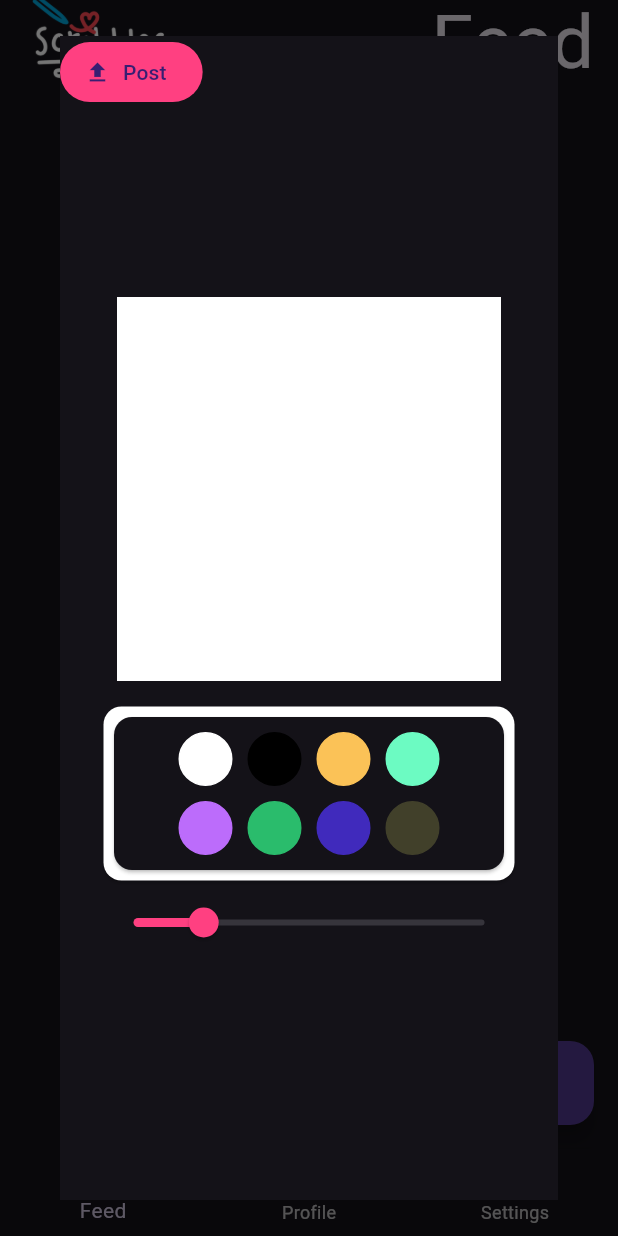
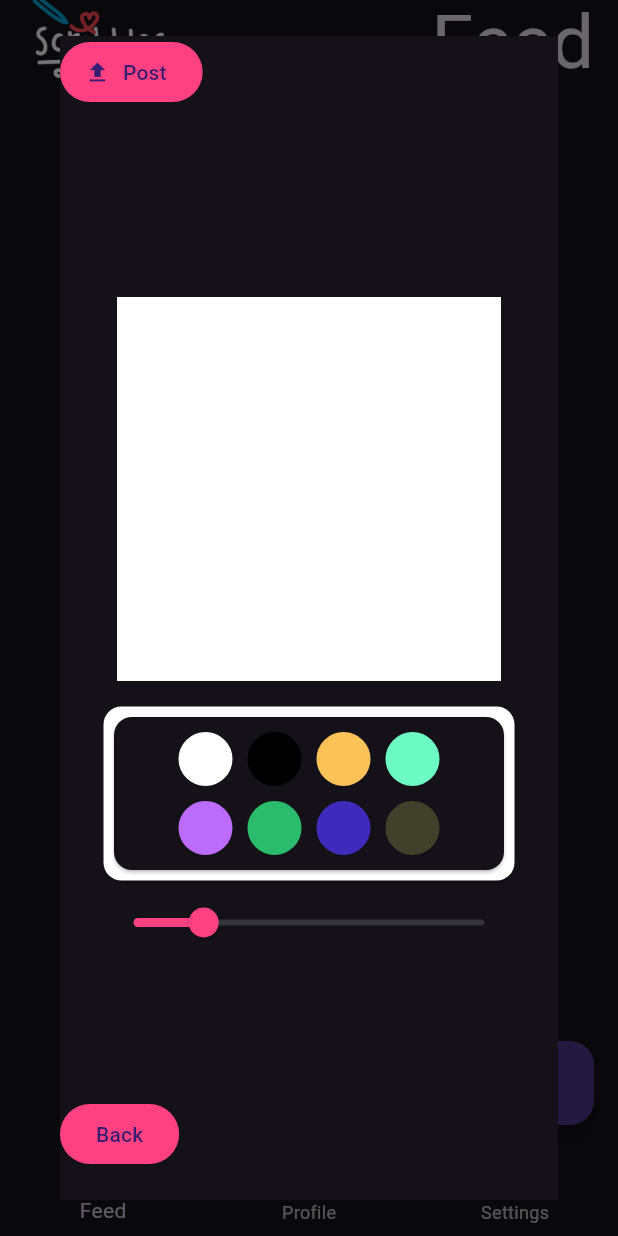
Before and after one commit to brysonddelozier/scribbles, a Flutter app: the screen it shows after launch, after a tap on the "add" icon, on a phone screen of 412 x 824 dp. Run offline on Flutter 3.47's test engine with Material 3 defaults, Android fonts, the phone set to English and light mode, and no system bars; our stand-ins replace cloud_firestore, firebase_auth, firebase_core, go_router, google_fonts; missing offline and left inert: bit_array, firebase_ui_auth; accounts and stored records are empty.

Commit message:
Added back button to canvas dialogue

```diff
--- a/scribbles_/lib/screens/feed_screen.dart
+++ b/scribbles_/lib/screens/feed_screen.dart
@@ -130,6 +130,15 @@ class _FeedScreenState extends State<FeedScreen> {
                         icon: const Icon(Icons.upload),
                         label: const Text('Post'),
                       ),
+                      Positioned(
+                        bottom: 20,
+                        child: FilledButton(
+                          onPressed: () {
+                            Navigator.of(context).pop();
+                          },
+                          child: const Text('Back'),
+                        ),
+                      ),
                     ],
                   ),
                 ),
```
